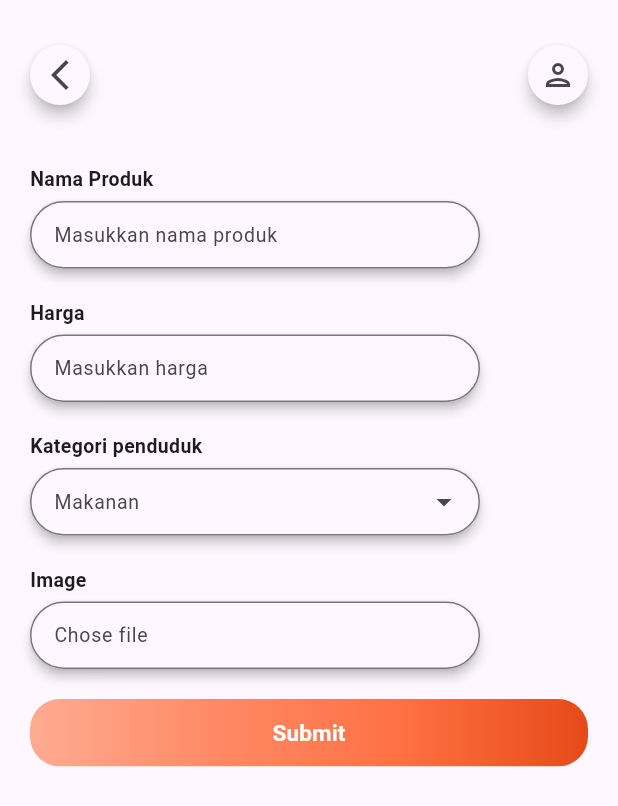
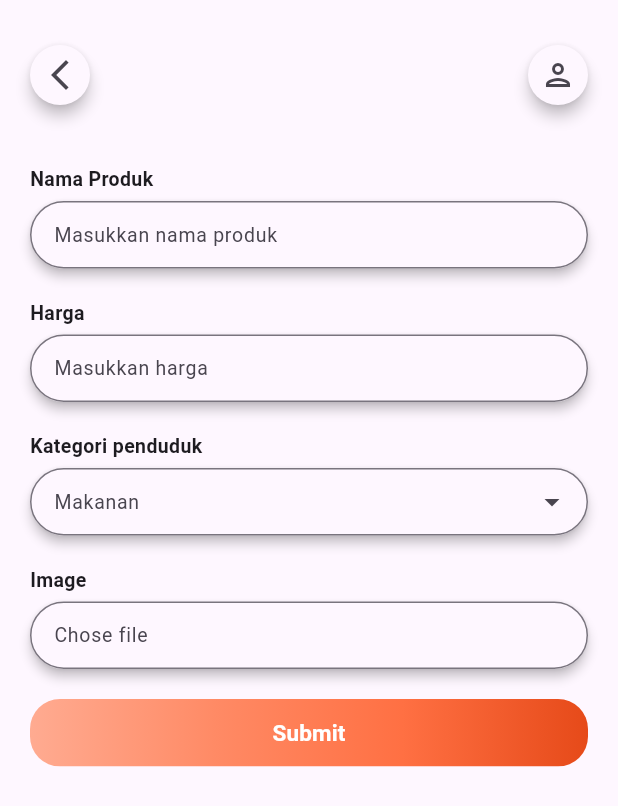
Before and after one commit to Morns123/starbhak-mart-mobile, a Flutter app: the AddButton screen opened directly, on a phone screen of 412 x 824 dp. Shown: the top 806 px of the screen. Run offline on Flutter 3.47's test engine with Material 3 defaults, Android fonts, the phone set to English and light mode, and no system bars; our stand-ins replace another_flutter_splash_screen, curved_navigation_bar.

Commit message:
fix: fix text field width

```diff
--- a/lib/addButton.dart
+++ b/lib/addButton.dart
@@ -95,7 +95,6 @@ class _AddButtonState extends State<AddButton> {
           elevation: 3,
           borderRadius: BorderRadius.circular(30),
           child: Container(
-            width: 300,
             height: 45,
             child: TextField(
               keyboardType: TextInputType.text,
@@ -136,7 +135,6 @@ class _AddButtonState extends State<AddButton> {
           elevation: 3,
           borderRadius: BorderRadius.circular(30),
           child: Container(
-            width: 300,
             height: 45,
             child: TextField(
               keyboardType: TextInputType.text,
```
